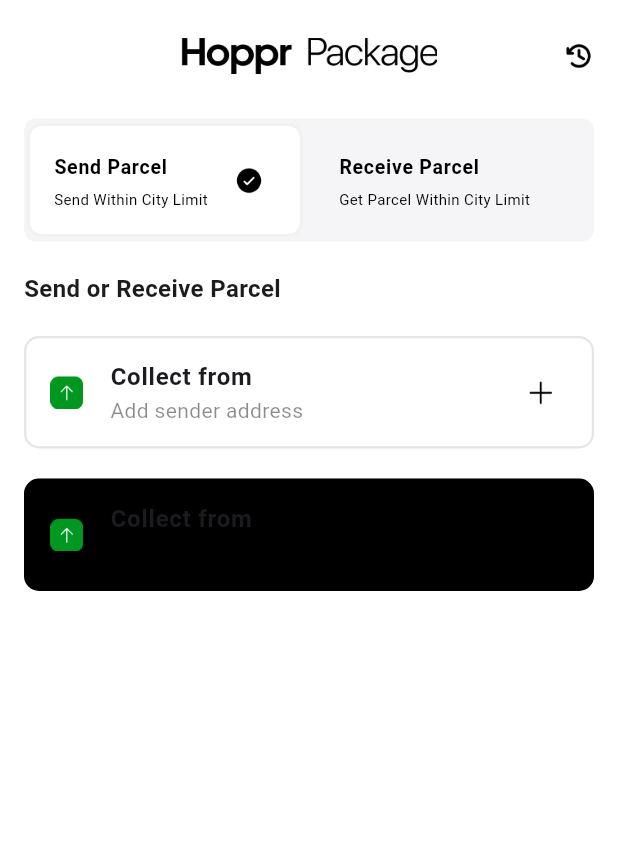
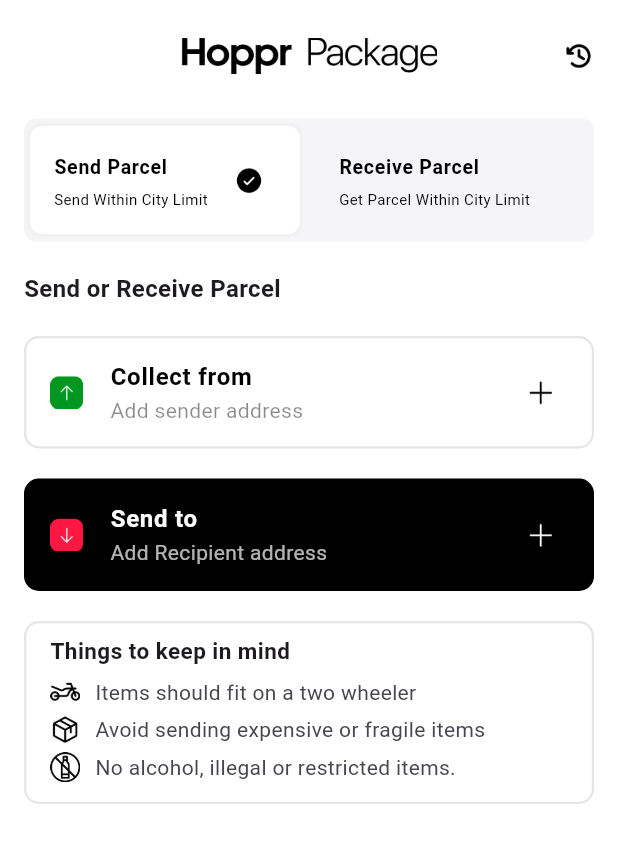
Before and after one commit to vigneshkumar-001/hopper_customer, a Flutter app: the PackageScreens screen opened directly, on a phone screen of 412 x 824 dp. Shown: the top 843 px of the screen. Run offline on Flutter 3.47's test engine with Material 3 defaults, Android fonts, the phone set to English and light mode, and no system bars; our stand-ins replace country_picker, flutter_screenutil, get, pin_code_fields.

Commit message:
Package Screen Completed
Package Screen Completed

```diff
--- a/lib/Core/Consents/app_texts.dart
+++ b/lib/Core/Consents/app_texts.dart
@@ -1,5 +1,6 @@
 class AppTexts {
   static String appLogoText = 'Hoppr';
+  static String thingsToKeepInMind = 'Things to keep in mind';
   static String exploreText = 'Explore New ways to Travel with Hoppr';
   static String continueWithPhoneNumber = 'Continue with Phone Number';
   static String continues = 'Continue';
@@ -12,7 +13,12 @@
   static String locationPermission = 'Location permission Required';
   static String sendOrReceiveParcel = 'Send or Receive Parcel';
   static String collectFrom = 'Collect from';
+  static String sendTo = 'Send to';
   static String addSenderAddress = 'Add sender address';
+  static String addRecipientAddress = 'Add Recipient address';
+  static String  fitOnaTwoWheeler = 'Items should fit on a two wheeler';
+  static String avoidSendingExpensive = 'Avoid sending expensive or fragile items';
+  static String noAlcohol = 'No alcohol, illegal or restricted items.';
   static String locationPermissionContent = 'We need GPS access on your phone to find rides near you and provide available Hoppr Services. To enable, go to settings & turn on location permission.';
 
 }
--- a/lib/Core/Utility/app_images.dart
+++ b/lib/Core/Utility/app_images.dart
@@ -7,4 +7,8 @@
   static String tick = "assets/images/tick.png";
   static String add = "assets/images/add.png";
   static String colorUpArrow = "assets/images/colorUpArrow.png";
+  static String colorDownArrow = "assets/images/colorDownArrow.png";
+  static String emptyBox = "assets/images/emptyBox.png";
+  static String pencilBike = "assets/images/pencilBike.png";
+  static String avoidDrinks = "assets/images/avoidDrinks.png";
 }
--- a/lib/Presentation/Authentication/screens/splash_screens.dart
+++ b/lib/Presentation/Authentication/screens/splash_screens.dart
@@ -1,14 +1,25 @@
 import 'package:flutter/material.dart';
+import 'package:flutter/services.dart';
 import 'package:hopper/Core/Consents/app_texts.dart';
 import 'package:hopper/Core/Utility/app_buttons.dart';
 import 'package:hopper/Core/Utility/app_images.dart';
 import 'package:hopper/Presentation/Authentication/screens/mobile_screens.dart';
+import 'package:hopper/Presentation/OnBoarding/Screens/package_screens.dart';
 
-class SplashScreens extends StatelessWidget {
+class SplashScreens extends StatefulWidget {
   const SplashScreens({super.key});
 
   @override
+  State<SplashScreens> createState() => _SplashScreensState();
+}
+
+class _SplashScreensState extends State<SplashScreens> {
+  @override
   Widget build(BuildContext context) {
+    SystemChrome.setSystemUIOverlayStyle(
+      SystemUiOverlayStyle(statusBarColor: Colors.transparent),
+    );
+
     return Scaffold(
       body: Container(
         width: double.infinity,
@@ -20,7 +31,6 @@
             colors: [Color(0xFFFFFEEE), Color(0xFFF6F7FF)],
           ),
         ),
-        child: SafeArea(
         child: Padding(
           padding: const EdgeInsets.symmetric(horizontal: 20, vertical: 40),
           child: Column(
@@ -38,7 +48,11 @@
               Spacer(),
               Text(
                 AppTexts.exploreText,
-                  style: TextStyle(fontSize: 29, fontWeight: FontWeight.w700,height: 1.1),
+                style: TextStyle(
+                  fontSize: 29,
+                  fontWeight: FontWeight.w700,
+                  height: 1.1,
+                ),
               ),
               SizedBox(height: 30),
               AppButtons.button(
@@ -51,7 +65,6 @@
                 text: AppTexts.continueWithPhoneNumber,
               ),
               SizedBox(height: 20),
-
               RichText(
                 text: TextSpan(
                   style: const TextStyle(color: Colors.black45, fontSize: 14),
@@ -76,7 +89,6 @@
           ),
         ),
       ),
-      ),
     );
   }
 }
--- a/lib/Presentation/Authentication/widgets/textfields.dart
+++ b/lib/Presentation/Authentication/widgets/textfields.dart
@@ -69,11 +69,23 @@
       ],
     );
   }
-  static Text textWithStyles700(String text, {String? text1, double fontSize = 25}) {
+  static Text textWithStyles700(String text, {String? text1, double fontSize = 25,Color? color} ) {
     return Text(
       text + (text1 ?? ''),
       style: TextStyle(
+        color: color,
         fontWeight: FontWeight.w700,
+        fontSize: fontSize,
+      ),
+    );
+  }
+  static Text textWithStyles600(String text, {String? text1, double fontSize = 15,Color? color} ) {
+    return Text(
+      text + (text1 ?? ''),
+      style: TextStyle(
+        color: color,
+        letterSpacing: 0.3,
+        fontWeight: FontWeight.w600,
         fontSize: fontSize,
       ),
     );
--- a/lib/Presentation/OnBoarding/Screens/package_screens.dart
+++ b/lib/Presentation/OnBoarding/Screens/package_screens.dart
@@ -67,10 +67,58 @@
                 SizedBox(height: 20),
 
                 PackageContainer.customPlainContainers(
+                  trailingColor: AppColors.commonWhite,
+                  titleColor: AppColors.commonWhite,
+                  subColor: AppColors.commonWhite.withOpacity(0.7),
                   containerColor: AppColors.commonBlack,
-                  subTitle: AppTexts.addSenderAddress,
-                  title: AppTexts.collectFrom,
-                  leadingImage: AppImages.colorUpArrow,
+                  subTitle: AppTexts.addRecipientAddress,
+                  title: AppTexts.sendTo,
+                  leadingImage: AppImages.colorDownArrow,
+                ),
+                SizedBox(height: 20),
+
+                Container(
+                  decoration: BoxDecoration(
+                    borderRadius: BorderRadius.circular(10),
+                    border: Border.all(
+                      color: AppColors.commonBlack.withOpacity(0.1),
+                      width: 1.5,
+                    ),
+                  ),
+                  child: ListTile(
+                    title: CustomTextFields.textWithStyles600(
+                      AppTexts.thingsToKeepInMind,
+                    ),
+                    subtitle: Padding(
+                      padding: const EdgeInsets.symmetric(vertical: 5.0),
+                      child: Column(
+                        spacing: 5,
+                        children: [
+                          Row(
+                            children: [
+                              Image.asset(AppImages.pencilBike, height: 20),
+                              SizedBox(width: 10),
+                              Text(AppTexts. fitOnaTwoWheeler),
+                            ],
+                          ),
+                          Row(
+                            children: [
+                              Image.asset(AppImages.emptyBox, height: 20),
+                              SizedBox(width: 10),
+                              Text(AppTexts. avoidSendingExpensive),
+                            ],
+                          ),
+                          Row(
+                            children: [
+                              Image.asset(AppImages.avoidDrinks, height: 20),
+                              SizedBox(width: 10),
+                              Text(AppTexts. noAlcohol),
+                            ],
+                          ),
+                        ],
+                      ),
+                    ),
+                  ),
                 ),
               ],
             ),
--- a/lib/Presentation/OnBoarding/Widgets/package_contoiner.dart
+++ b/lib/Presentation/OnBoarding/Widgets/package_contoiner.dart
@@ -105,6 +105,9 @@
     required String leadingImage,
     required String title,
     required String subTitle,
+    Color? subColor = Colors.black45,
+    Color? trailingColor = AppColors.commonBlack,
+    Color? titleColor = AppColors.commonBlack,
   }) {
     return Container(
       decoration: BoxDecoration(
@@ -117,9 +120,9 @@
       ),
       child: ListTile(
         leading: Image.asset(leadingImage, height: 22, width: 22),
-        trailing: Image.asset(AppImages.add, height: 20, width: 20),
-        title: CustomTextFields.textWithStyles700(fontSize: 16, title),
-        subtitle: Text(subTitle, style: TextStyle(color: Colors.black45)),
+        trailing: Image.asset(AppImages.add, height: 20, width: 20,color: trailingColor,),
+        title: CustomTextFields.textWithStyles700(fontSize: 16, title,color: titleColor),
+        subtitle: Text(subTitle, style: TextStyle(color: subColor)),
       ),
     );
   }
--- a/lib/main.dart
+++ b/lib/main.dart
@@ -4,8 +4,18 @@
 import 'package:flutter_screenutil/flutter_screenutil.dart';
 import 'package:get/get.dart';
 import 'package:hopper/init_controller.dart';
+import 'package:flutter/services.dart';
 Future<void> main() async {
   await initController;
+  SystemChrome.setSystemUIOverlayStyle(
+    const SystemUiOverlayStyle(
+      statusBarColor: Colors.white,
+      statusBarIconBrightness: Brightness.dark,
+      statusBarBrightness: Brightness.dark,
+      systemNavigationBarColor: Colors.black,
+      systemNavigationBarIconBrightness: Brightness.dark,
+    ),
+  );
   runApp(const MyApp());
 }
 
```
Also changed, not shown: lib/Presentation/Authentication/screens/mobile_screens.dart (+8 -5 lines), assets/images/avoidDrinks.png (added), assets/images/colorDownArrow.png (added), assets/images/emptyBox.png (added), assets/images/pencilBike.png (added). Lines whose indentation alone changed are shown as unchanged.
